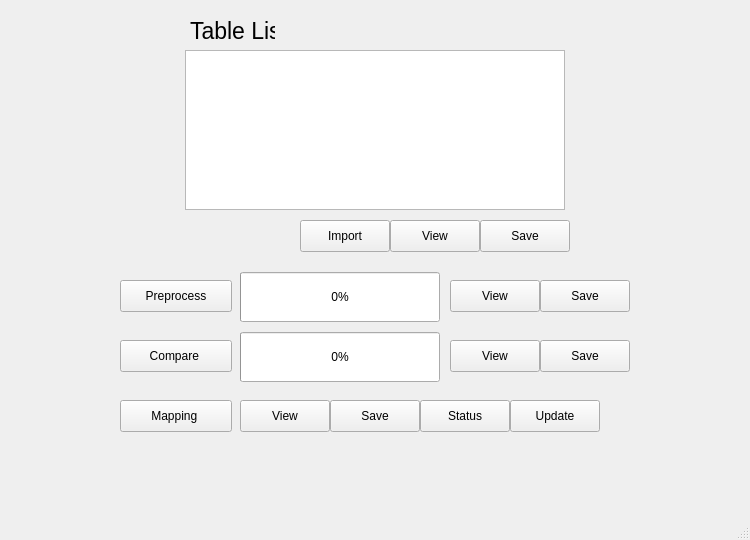
First picture: the form in src/gui/form/mappingWindow.ui, repository yeonseo-Jung/beauty_kr, before the edit.
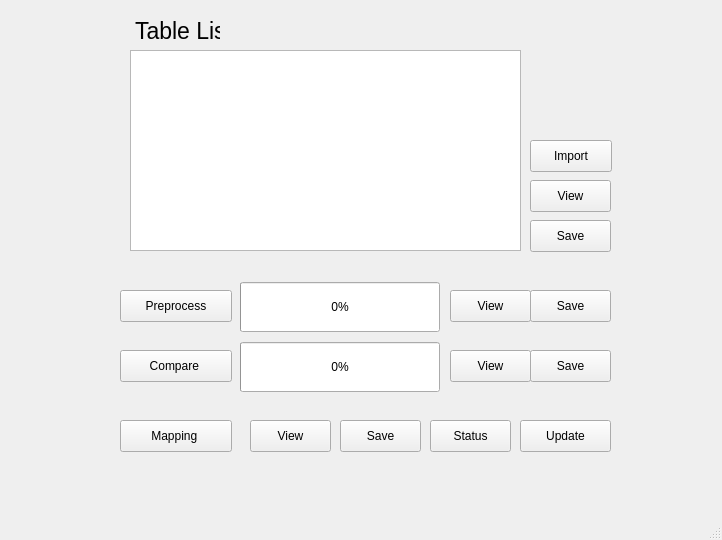
Second picture: the form after the edit.

Commit message: Chore: edit gui structure

The edit to the form file:
```diff
--- a/src/gui/form/mappingWindow.ui
+++ b/src/gui/form/mappingWindow.ui
@@ -6,7 +6,7 @@
    <rect>
     <x>0</x>
     <y>0</y>
-    <width>750</width>
+    <width>722</width>
     <height>540</height>
    </rect>
   </property>
@@ -18,7 +18,7 @@
     <property name="geometry">
      <rect>
       <x>120</x>
-      <y>400</y>
+      <y>420</y>
       <width>112</width>
       <height>32</height>
      </rect>
@@ -31,8 +31,8 @@
     <property name="geometry">
      <rect>
       <x>450</x>
-      <y>340</y>
-      <width>90</width>
+      <y>350</y>
+      <width>81</width>
       <height>32</height>
      </rect>
     </property>
@@ -44,8 +44,8 @@
     <property name="geometry">
      <rect>
       <x>450</x>
-      <y>280</y>
-      <width>90</width>
+      <y>290</y>
+      <width>81</width>
       <height>32</height>
      </rect>
     </property>
@@ -57,7 +57,7 @@
     <property name="geometry">
      <rect>
       <x>240</x>
-      <y>272</y>
+      <y>282</y>
       <width>200</width>
       <height>50</height>
      </rect>
@@ -70,7 +70,7 @@
     <property name="geometry">
      <rect>
       <x>120</x>
-      <y>340</y>
+      <y>350</y>
       <width>112</width>
       <height>32</height>
      </rect>
@@ -82,9 +82,9 @@
    <widget class="QPushButton" name="view_table_3">
     <property name="geometry">
      <rect>
-      <x>240</x>
-      <y>400</y>
-      <width>90</width>
+      <x>250</x>
+      <y>420</y>
+      <width>81</width>
       <height>32</height>
      </rect>
     </property>
@@ -96,7 +96,7 @@
     <property name="geometry">
      <rect>
       <x>240</x>
-      <y>332</y>
+      <y>342</y>
       <width>200</width>
       <height>50</height>
      </rect>
@@ -115,7 +115,7 @@
     <property name="geometry">
      <rect>
       <x>120</x>
-      <y>280</y>
+      <y>290</y>
       <width>112</width>
       <height>32</height>
      </rect>
@@ -127,9 +127,9 @@
    <widget class="QPushButton" name="Import">
     <property name="geometry">
      <rect>
-      <x>300</x>
-      <y>220</y>
-      <width>90</width>
+      <x>530</x>
+      <y>140</y>
+      <width>82</width>
       <height>32</height>
      </rect>
     </property>
@@ -140,9 +140,9 @@
    <widget class="QPushButton" name="view_table_0">
     <property name="geometry">
      <rect>
-      <x>390</x>
-      <y>220</y>
-      <width>90</width>
+      <x>530</x>
+      <y>180</y>
+      <width>81</width>
       <height>32</height>
      </rect>
     </property>
@@ -153,9 +153,9 @@
    <widget class="QPushButton" name="save_1">
     <property name="geometry">
      <rect>
-      <x>540</x>
-      <y>280</y>
-      <width>90</width>
+      <x>530</x>
+      <y>290</y>
+      <width>81</width>
       <height>32</height>
      </rect>
     </property>
@@ -166,9 +166,9 @@
    <widget class="QPushButton" name="save_2">
     <property name="geometry">
      <rect>
-      <x>540</x>
-      <y>340</y>
-      <width>90</width>
+      <x>530</x>
+      <y>350</y>
+      <width>81</width>
       <height>32</height>
      </rect>
     </property>
@@ -179,9 +179,9 @@
    <widget class="QPushButton" name="save_0">
     <property name="geometry">
      <rect>
-      <x>480</x>
+      <x>530</x>
       <y>220</y>
-      <width>90</width>
+      <width>81</width>
       <height>32</height>
      </rect>
     </property>
@@ -192,9 +192,9 @@
    <widget class="QPushButton" name="save_3">
     <property name="geometry">
      <rect>
-      <x>330</x>
-      <y>400</y>
-      <width>90</width>
+      <x>340</x>
+      <y>420</y>
+      <width>81</width>
       <height>32</height>
      </rect>
     </property>
@@ -205,9 +205,9 @@
    <widget class="QPushButton" name="update">
     <property name="geometry">
      <rect>
-      <x>510</x>
-      <y>400</y>
-      <width>90</width>
+      <x>520</x>
+      <y>420</y>
+      <width>91</width>
       <height>32</height>
      </rect>
     </property>
@@ -218,7 +218,7 @@
    <widget class="QLabel" name="label">
     <property name="geometry">
      <rect>
-      <x>190</x>
+      <x>135</x>
       <y>15</y>
       <width>85</width>
       <height>32</height>
@@ -237,19 +237,19 @@
    <widget class="QListWidget" name="TableList">
     <property name="geometry">
      <rect>
-      <x>185</x>
+      <x>130</x>
       <y>50</y>
-      <width>380</width>
-      <height>160</height>
+      <width>391</width>
+      <height>201</height>
      </rect>
     </property>
    </widget>
    <widget class="QPushButton" name="status">
     <property name="geometry">
      <rect>
-      <x>420</x>
-      <y>400</y>
-      <width>90</width>
+      <x>430</x>
+      <y>420</y>
+      <width>81</width>
       <height>32</height>
      </rect>
     </property>
```
Left out of the diff: 2 changed lines with no effect on the pictures. The commit also changes 4 other files.
